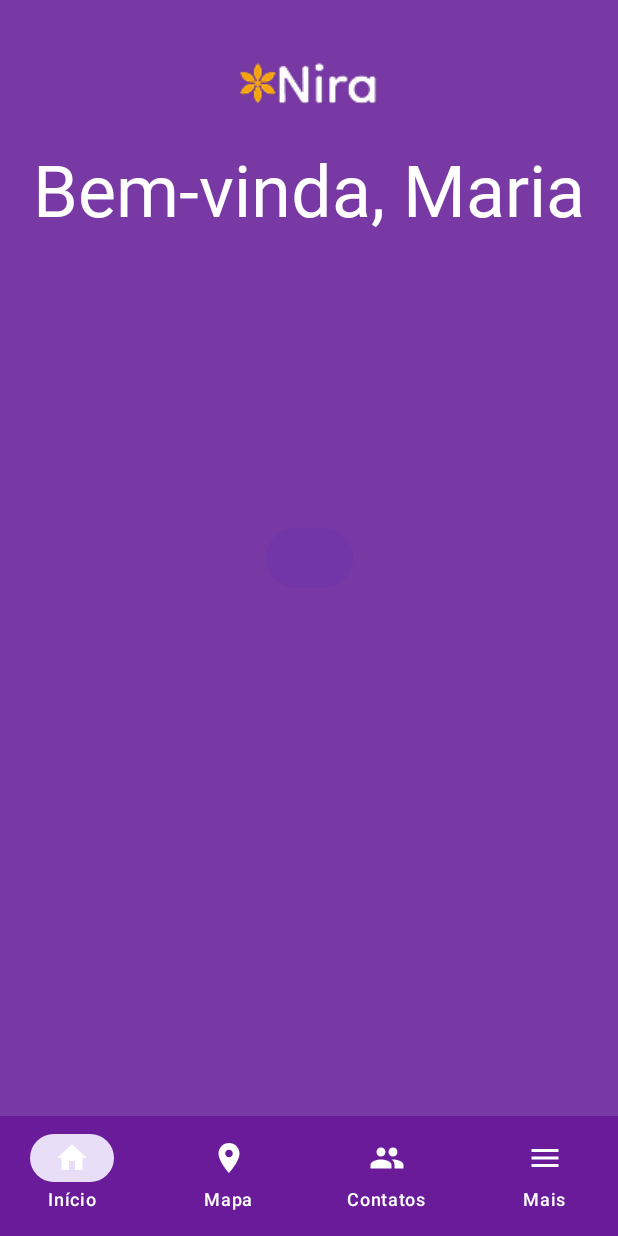
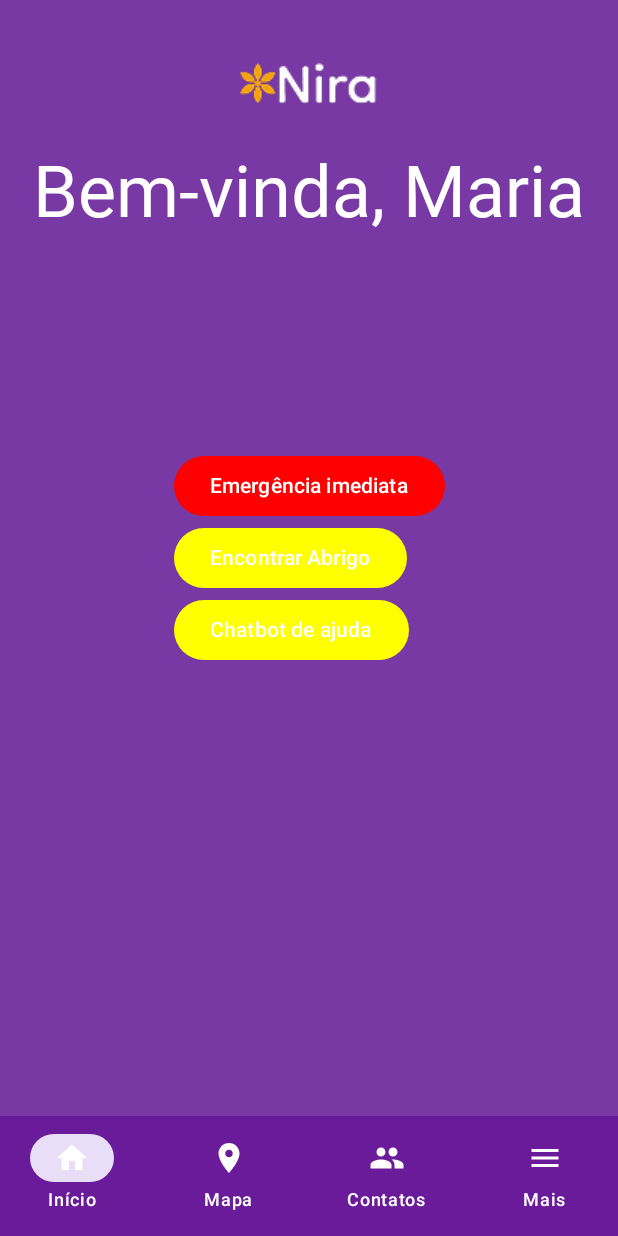
Before and after one commit to CyntiaHagers/nira-android, an Android app built with Jetpack Compose: the HomeScreen screen opened through its navigation route, on a phone screen of 412 x 824 dp. Run offline under Robolectric (Android 15) with nearby library versions, the phone set to English and light mode, and no system bars; Roboto replaces fonts that are not available here.

Commit message:
inclusão de botoes da home

```diff
--- a/app/src/main/java/br/com/fiap/nira/ui/screens/HomeScreen.kt
+++ b/app/src/main/java/br/com/fiap/nira/ui/screens/HomeScreen.kt
@@ -16,6 +16,8 @@ import androidx.compose.foundation.layout.height
 import androidx.compose.foundation.layout.padding
 import androidx.compose.foundation.layout.width
 import androidx.compose.material3.Button
+import androidx.compose.material3.ButtonColors
+import androidx.compose.material3.ButtonDefaults
 import androidx.compose.material3.Text
 import androidx.compose.ui.Alignment
 import androidx.compose.ui.graphics.Color
@@ -83,8 +85,23 @@ fun HomeScreen() {
         )
         {
             Button(
-                onClick = {}
-            ) { }
+                onClick = {},
+                colors = ButtonDefaults.buttonColors(containerColor = Color.Red)
+            ) {
+                Text("Emergência imediata")
+            }
+            Button(
+                onClick = {},
+                colors = ButtonDefaults.buttonColors(containerColor = Color.Yellow)
+            ) {
+                Text("Encontrar Abrigo")
+            }
+            Button(
+                onClick = {},
+                colors = ButtonDefaults.buttonColors(containerColor = Color.Yellow)
+            ) {
+                Text("Chatbot de ajuda")
+            }
         }
     }
 }
```
